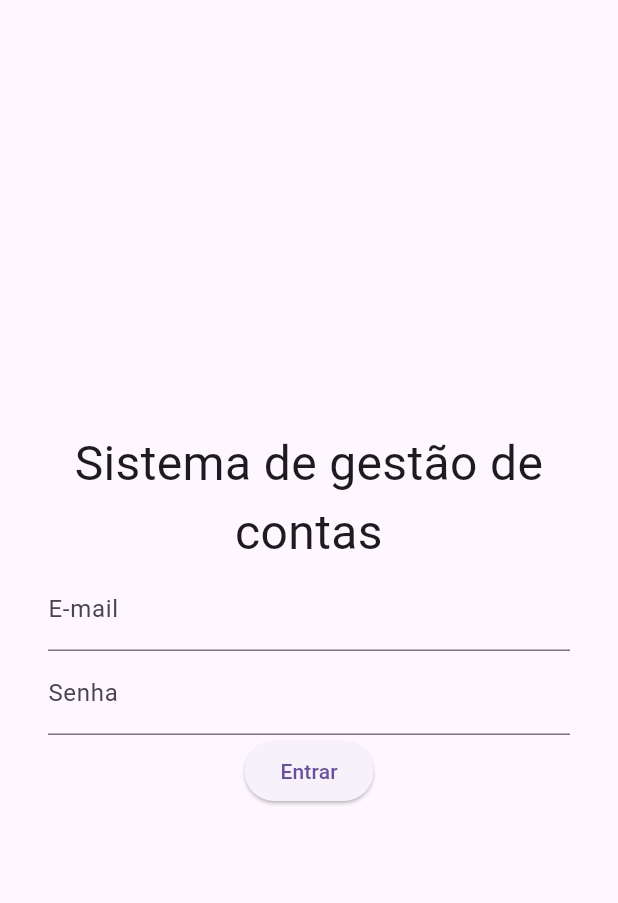
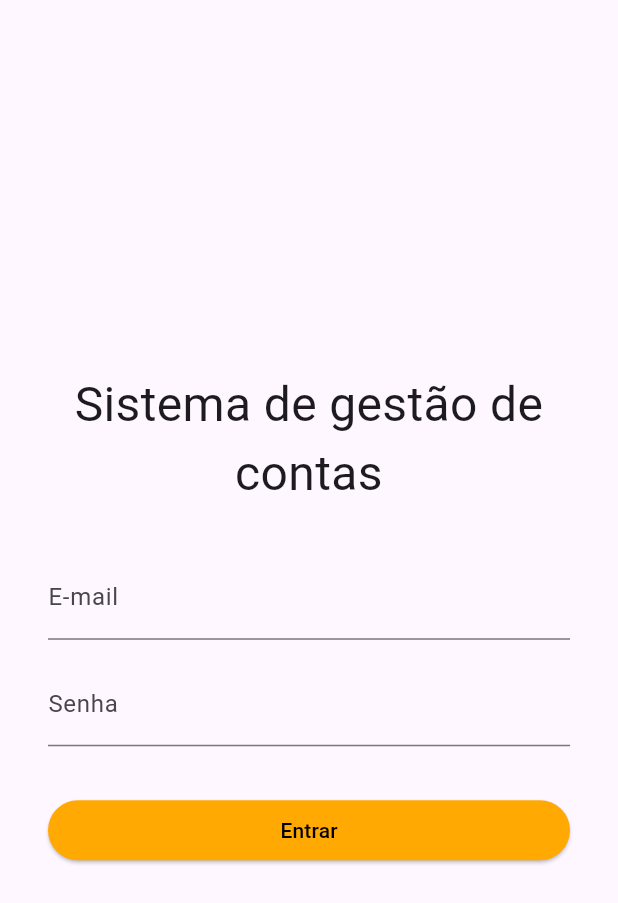
Before and after one commit to luizmagao/flutter-2025-1, a Flutter app: the screen it shows after launch, on a phone screen of 412 x 824 dp. Shown: the top 903 px of the screen. Run offline on Flutter 3.47's test engine with Material 3 defaults, Android fonts, the phone set to English and light mode, and no system bars.

Commit message:
🎨 Estilizando botões

```diff
--- a/lib/ui/login_screen.dart
+++ b/lib/ui/login_screen.dart
@@ -11,18 +11,28 @@ class LoginScreen extends StatelessWidget {
         padding: const EdgeInsets.all(32),
         child: Column(
           mainAxisAlignment: MainAxisAlignment.center,
+          crossAxisAlignment: CrossAxisAlignment.stretch,
           children: [
             Text(
               "Sistema de gestão de contas",
               textAlign: TextAlign.center,
               style: TextStyle(fontSize: 32),
             ),
+            SizedBox(height: 32),
             TextFormField(decoration: InputDecoration(label: Text("E-mail"))),
+            SizedBox(height: 15),
             TextFormField(
               obscureText: true,
               decoration: InputDecoration(label: Text("Senha")),
             ),
-            ElevatedButton(onPressed: () {}, child: Text("Entrar")),
+            SizedBox(height: 32),
+            ElevatedButton(
+              style: ButtonStyle(
+                backgroundColor: WidgetStatePropertyAll(Color(0xFFFFA902)),
+              ),
+              onPressed: () {},
+              child: Text("Entrar", style: TextStyle(color: Colors.black)),
+            ),
           ],
         ),
       ),
```
